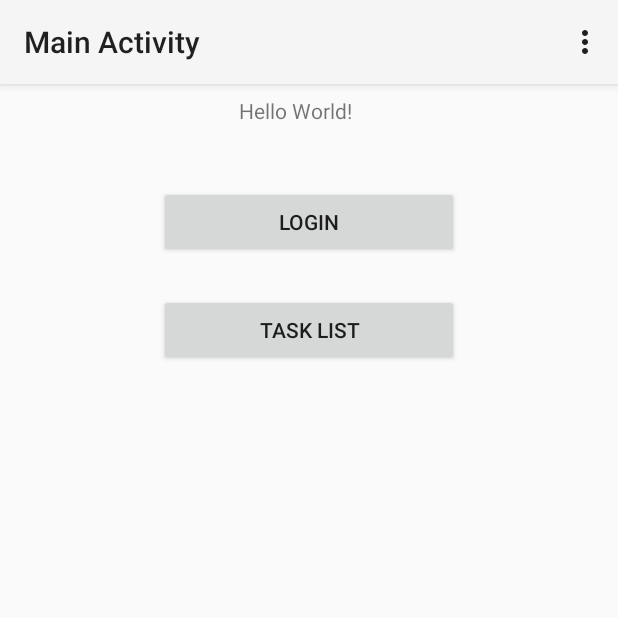
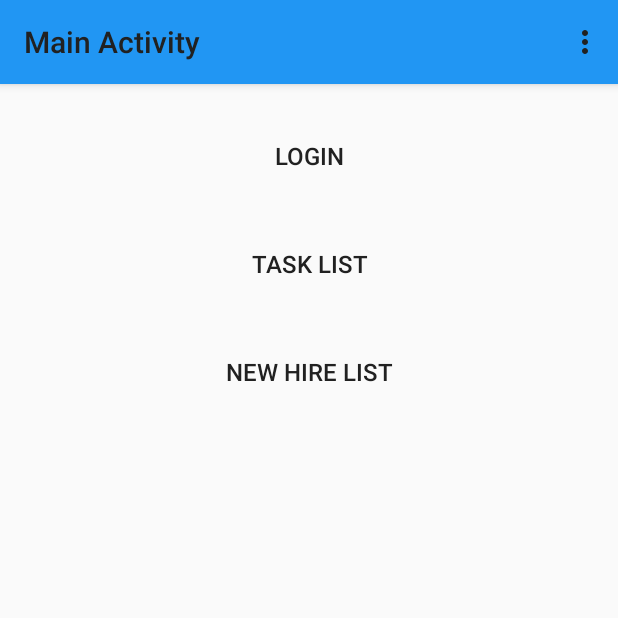
Before and after one commit to mitchthompson/ust-onboarding-mobile-app, an Android app: the screen it shows after launch (MainActivity), on a phone screen of 412 x 824 dp, the top half of it. Run offline under Robolectric (Android 15) with nearby library versions, the phone set to English and light mode, and no system bars; our stand-ins replace Volley; network calls fail; 3 statements that could not run were skipped.

Commit message:
Adds a custom app theme that attempt to match web UI theme. Cleans up main activity and nav. Removes items from main_menu.xml except for logout option.

```diff
--- a/app/src/main/AndroidManifest.xml
+++ b/app/src/main/AndroidManifest.xml
@@ -16,7 +16,7 @@
         android:label="@string/app_name"
         android:roundIcon="@mipmap/ic_launcher_round"
         android:supportsRtl="true"
-        android:theme="@style/Theme.AppCompat.Light.NoActionBar">
+        android:theme="@style/CustomTheme">
         <activity android:name=".MainActivity">
             <intent-filter>
                 <action android:name="android.intent.action.MAIN" />
@@ -37,7 +37,7 @@
                 android:name="android.support.PARENT_ACTIVITY"
                 android:value=".MainActivity" />
         </activity>
-        <activity android:name=".NewHireListActivity"/>
+        <activity android:name=".NewHireListActivity" />
 
         <activity
             android:name="com.microsoft.aad.adal.AuthenticationActivity"
--- a/app/src/main/java/com/example/practicumapp/MainActivity.java
+++ b/app/src/main/java/com/example/practicumapp/MainActivity.java
@@ -24,8 +24,7 @@ import com.example.practicumapp.models.Workflow;
 
 public class MainActivity extends AppCompatActivity {
 
-    private Button taskListButton;
-    private Button loginButton;
+    private Button taskListButton, loginButton, newHireButton;
 
     private static final String TAG = MainActivity.class.getName(); // Constant for logging data
     private String authToken;
@@ -63,7 +62,7 @@ public class MainActivity extends AppCompatActivity {
 
         taskListButton = findViewById(R.id.task_list_button);
         loginButton = findViewById(R.id.login_button);
-
+        newHireButton = findViewById(R.id.new_hire_button);
 
         loginButton.setOnClickListener(new View.OnClickListener() {
             public void onClick(View v) {
@@ -77,6 +76,12 @@ public class MainActivity extends AppCompatActivity {
                 intent.putExtra("authToken", authToken);
                 intent.putExtra("accessToken", accessToken);
                 startActivity(intent);
+            }
+        });
+
+        newHireButton.setOnClickListener(new View.OnClickListener() {
+            public void onClick(View v) {
+                startActivity(new Intent(MainActivity.this, NewHireListActivity.class));
             }
         });
 
@@ -143,24 +148,6 @@ public class MainActivity extends AppCompatActivity {
                 Log.d("Main Activity Logout", "clearing cookies and logging out");
                 //return true;
 
-            // TODO Remove following action items from actionbar here and in res/main_menu.xml
-
-            case R.id.action_login:
-                startActivity(new Intent(MainActivity.this, LoginActivity.class));
-                return true;
-
-            case R.id.action_tasklist:
-                startActivity(new Intent(MainActivity.this, TaskListActivity.class));
-                return true;
-
-            case R.id.action_newhirelist:
-                startActivity(new Intent(MainActivity.this, NewHireListActivity.class));
-                return true;
-
-            case R.id.action_addhire:
-                startActivity(new Intent(MainActivity.this, AddNewHireActivity.class));
-                return true;
-
             default:
                 // If we got here, the user's action was not recognized.
                 // Invoke the superclass to handle it.
--- a/app/src/main/res/layout/activity_main.xml
+++ b/app/src/main/res/layout/activity_main.xml
@@ -4,6 +4,7 @@
     xmlns:tools="http://schemas.android.com/tools"
     android:layout_width="match_parent"
     android:layout_height="match_parent"
+    android:theme="@style/CustomTheme"
     tools:context="com.example.practicumapp.MainActivity">
 
     <android.support.v7.widget.Toolbar
@@ -19,40 +20,46 @@
         app:popupTheme="@style/ThemeOverlay.AppCompat.Light" />
 
 
-    <TextView
-        android:id="@+id/textView"
-        android:layout_width="93dp"
-        android:layout_height="28dp"
+    <Button
+        android:id="@+id/login_button"
+        style="@style/Widget.AppCompat.Button.Borderless"
+        android:layout_width="200dp"
+        android:layout_height="wrap_content"
         android:layout_marginEnd="8dp"
         android:layout_marginStart="8dp"
-        android:layout_marginTop="8dp"
-        android:text="Hello World!"
+        android:layout_marginTop="24dp"
+        android:text="LOGIN"
+        android:textSize="16sp"
         app:layout_constraintEnd_toEndOf="parent"
         app:layout_constraintStart_toStartOf="parent"
         app:layout_constraintTop_toBottomOf="@+id/myToolbar" />
 
     <Button
-        android:id="@+id/login_button"
-        android:layout_width="200dp"
-        android:layout_height="wrap_content"
-        android:layout_marginEnd="8dp"
-        android:layout_marginStart="8dp"
-        android:layout_marginTop="32dp"
-        android:text="LOGIN"
-        app:layout_constraintEnd_toEndOf="parent"
-        app:layout_constraintStart_toStartOf="parent"
-        app:layout_constraintTop_toBottomOf="@+id/textView" />
-
-    <Button
         android:id="@+id/task_list_button"
+        style="@style/Widget.AppCompat.Button.Borderless"
         android:layout_width="200dp"
         android:layout_height="wrap_content"
         android:layout_marginEnd="8dp"
         android:layout_marginStart="8dp"
         android:layout_marginTop="24dp"
         android:text="TASK LIST"
+        android:textSize="16sp"
         app:layout_constraintEnd_toEndOf="parent"
         app:layout_constraintStart_toStartOf="parent"
         app:layout_constraintTop_toBottomOf="@+id/login_button" />
 
+    <Button
+        android:id="@+id/new_hire_button"
+        style="@style/Widget.AppCompat.Button.Borderless"
+        android:layout_width="197dp"
+        android:layout_height="48dp"
+        android:layout_marginEnd="8dp"
+        android:layout_marginStart="8dp"
+        android:layout_marginTop="24dp"
+        android:text="New Hire List"
+        android:textSize="16sp"
+        app:layout_constraintEnd_toEndOf="parent"
+        app:layout_constraintStart_toStartOf="parent"
+        app:layout_constraintTop_toBottomOf="@+id/task_list_button" />
+
 </android.support.constraint.ConstraintLayout>
--- a/app/src/main/res/layout/new_hire_items.xml
+++ b/app/src/main/res/layout/new_hire_items.xml
@@ -17,7 +17,6 @@
             android:text=""
             android:textAlignment="textStart"
             android:textAppearance="@style/TextAppearance.AppCompat"
-            android:textColor="@color/colorPrimaryDark"
             android:textSize="18sp"
             android:drawableRight="@drawable/ic_chevron_right_black_24dp"
             app:layout_constraintBottom_toBottomOf="parent"
@@ -28,7 +27,7 @@
         <View
             android:layout_width="fill_parent"
             android:layout_height="1dp"
-            android:background="@android:color/darker_gray"/>
+            android:background="@color/divider"/>
 
     </android.support.constraint.ConstraintLayout>
 
--- a/app/src/main/res/menu/main_menu.xml
+++ b/app/src/main/res/menu/main_menu.xml
@@ -4,29 +4,6 @@
 
     <item android:id="@+id/action_logout"
         android:title="Log Out"
-        android:orderInCategory="100"
         app:showAsAction="never"/>
 
-    <item android:id="@+id/action_login"
-        android:title="Login"
-        android:orderInCategory="100"
-        app:showAsAction="never"/>
-
-    <item android:id="@+id/action_tasklist"
-        android:title="Task List"
-        android:orderInCategory="100"
-        app:showAsAction="never"/>
-
-    <item android:id="@+id/action_newhirelist"
-        android:title="New Hire List"
-        android:orderInCategory="100"
-        app:showAsAction="never"/>
-
-    <item android:id="@+id/action_addhire"
-        android:title="Add New Hire"
-        android:orderInCategory="100"
-        app:showAsAction="never"/>
-
-
-
 </menu>
--- a/app/src/main/res/values/colors.xml
+++ b/app/src/main/res/values/colors.xml
@@ -1,6 +1,11 @@
 <?xml version="1.0" encoding="utf-8"?>
 <resources>
-    <color name="colorPrimary">#9E9E9E</color>
-    <color name="colorPrimaryDark">#212121</color>
-    <color name="colorAccent">#BDBDBD</color>
+    <color name="colorPrimary">#2196f3</color>
+    <color name="colorPrimaryDark">#1976d2</color>
+    <color name="colorAccent">#607d8b</color>
+    <color name="text_color_primary">#212121</color>
+    <color name="text_color_secondary">#757575</color>
+    <color name="icons">#FFFFFF</color>
+    <color name="divider">#BDBDBD</color>
+    <color name="primary_light">#BBDEFB</color>
 </resources>
--- a/app/src/main/res/values/styles.xml
+++ b/app/src/main/res/values/styles.xml
@@ -1,11 +1,23 @@
 <resources>
 
-    <!-- Base application theme. -->
+     Base application theme.
     <style name="AppTheme" parent="Theme.AppCompat.Light.DarkActionBar">
-        <!-- Customize your theme here. -->
+        <!--<item name="colorPrimary">@color/colorPrimary</item>-->
+        <!--<item name="colorPrimaryDark">@color/colorPrimaryDark</item>-->
+        <!--<item name="colorAccent">@color/colorAccent</item>-->
+        <item name="windowActionBar">false</item>
+        <item name="windowNoTitle">true</item>
         <item name="colorPrimary">@color/colorPrimary</item>
         <item name="colorPrimaryDark">@color/colorPrimaryDark</item>
+    </style>
+
+    <style name="CustomTheme" parent="AppTheme" >
+        <item name="android:colorForeground">@color/colorPrimary</item>
+        <item name="android:textColorPrimary">@color/text_color_primary</item>
+        <item name="android:textColorSecondary">@color/text_color_secondary</item>
         <item name="colorAccent">@color/colorAccent</item>
+        <item name="windowActionBar">false</item>
+        <item name="windowNoTitle">true</item>
     </style>
 
 </resources>
```
Also changed, not shown: app/src/main/java/com/example/practicumapp/AddNewHireActivity.java (+0 -16 lines), app/src/main/res/layout/activity_add_new_hire.xml (+8 -4 lines).
